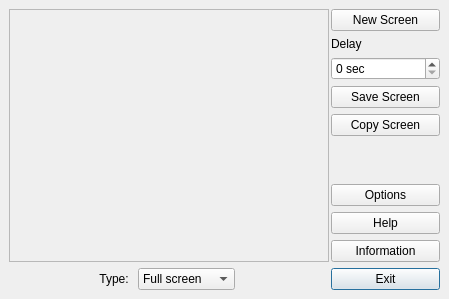
The window that src/ui/mainwindow.ui (lxqt/screengrab) describes before a commit, drawn with Qt 5.
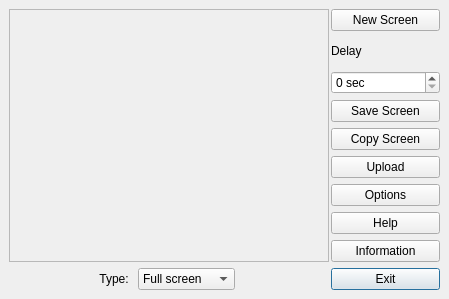
The same window after the commit.

Patch:
```diff
--- a/src/ui/mainwindow.ui
+++ b/src/ui/mainwindow.ui
@@ -252,17 +252,11 @@
        </widget>
       </item>
       <item>
-       <spacer name="verticalSpacer">
-        <property name="orientation">
-         <enum>Qt::Vertical</enum>
+       <widget class="QPushButton" name="butUpload">
+        <property name="text">
+         <string>Upload</string>
         </property>
-        <property name="sizeHint" stdset="0">
-         <size>
-          <width>20</width>
-          <height>40</height>
-         </size>
-        </property>
-       </spacer>
+       </widget>
       </item>
       <item>
        <widget class="QPushButton" name="butOpt">
```
